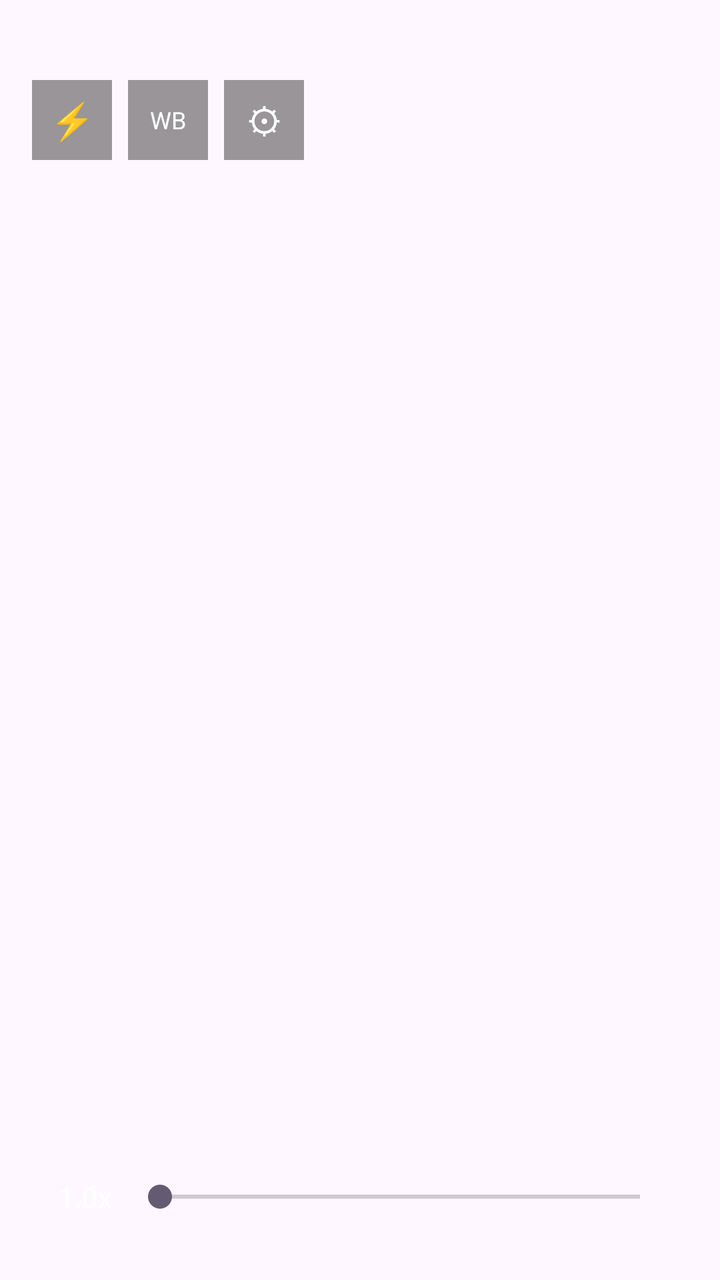
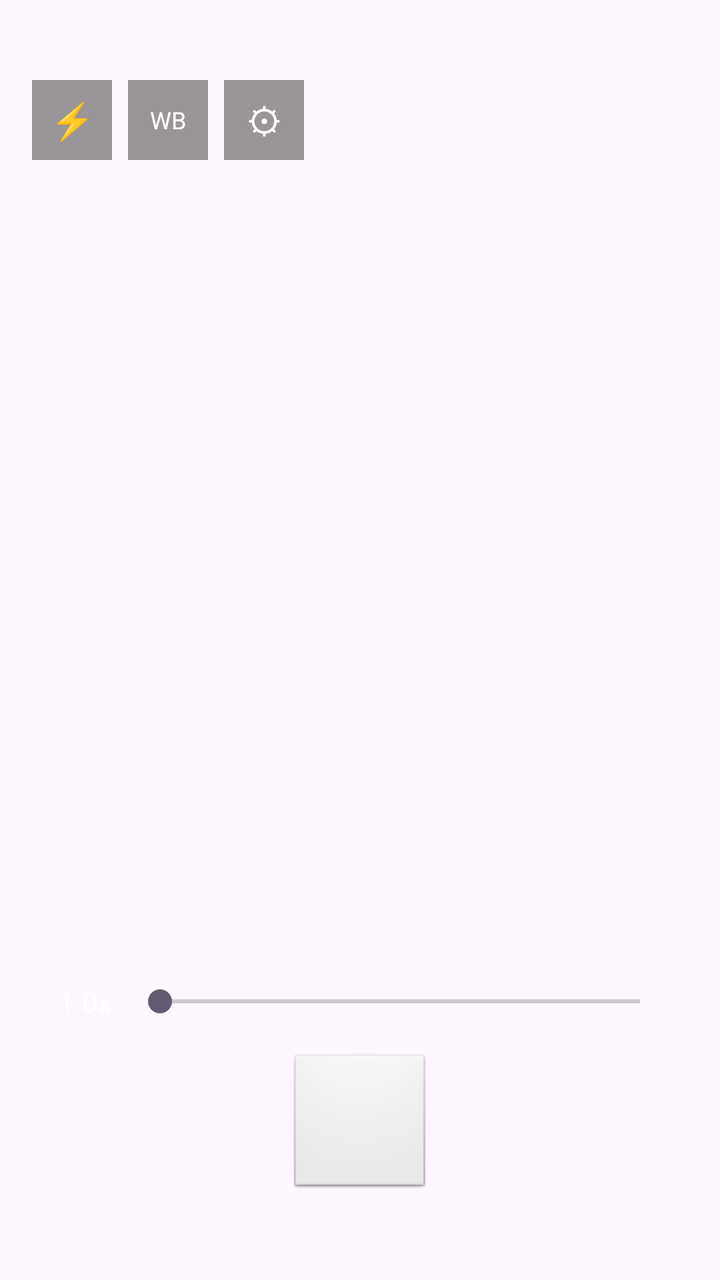

The first picture is an Android layout as it rendered before a commit; the second is the same layout after the commit. The layout source and the unified diff follow.
<!-- AndroidManifest.xml: application theme Theme.AgXCam -->
<!-- res/layout/activity_main.xml -->
<?xml version="1.0" encoding="utf-8"?>
<FrameLayout xmlns:android="http://schemas.android.com/apk/res/android"
    xmlns:tools="http://schemas.android.com/tools"
    android:id="@+id/main"
    android:layout_width="match_parent"
    android:layout_height="match_parent"
    tools:context=".MainActivity">

    <TextureView
        android:id="@+id/preview_texture"
        android:layout_width="match_parent"
        android:layout_height="match_parent" />

    <TextView
        android:id="@+id/dev_banner"
        android:layout_width="wrap_content"
        android:layout_height="wrap_content"
        android:layout_gravity="top|center_horizontal"
        android:layout_marginTop="8dp"
        android:background="#AA000000"
        android:paddingHorizontal="12dp"
        android:paddingVertical="4dp"
        android:text="Development Mode: Formed stream. Colors will be incorrect until RAW_SENSOR is available."
        android:textColor="#FFFFAA00"
        android:textSize="11sp"
        android:visibility="gone" />

    
    <LinearLayout
        android:layout_width="wrap_content"
        android:layout_height="wrap_content"
        android:layout_gravity="top|start"
        android:layout_marginStart="16dp"
        android:layout_marginTop="40dp"
        android:orientation="horizontal"
        android:gravity="center_vertical">

        <TextView
            android:id="@+id/flash_button"
            android:layout_width="40dp"
            android:layout_height="40dp"
            android:background="#66000000"
            android:gravity="center"
            android:text="⚡"
            android:textColor="#FFFFFF"
            android:textSize="18sp"
            android:clickable="true"
            android:focusable="true" />

        <TextView
            android:id="@+id/wb_button"
            android:layout_width="40dp"
            android:layout_height="40dp"
            android:layout_marginStart="8dp"
            android:background="#66000000"
            android:gravity="center"
            android:text="WB"
            android:textColor="#FFFFFF"
            android:textSize="12sp"
            android:clickable="true"
            android:focusable="true" />

        <TextView
            android:id="@+id/settings_button"
            android:layout_width="40dp"
            android:layout_height="40dp"
            android:layout_marginStart="8dp"
            android:background="#66000000"
            android:gravity="center"
            android:text="⚙"
            android:textColor="#FFFFFF"
            android:textSize="18sp"
            android:clickable="true"
            android:focusable="true" />
    </LinearLayout>

    
    <LinearLayout
        android:layout_width="match_parent"
        android:layout_height="wrap_content"
        android:layout_gravity="bottom"
        android:orientation="vertical"
        android:padding="16dp">

        <LinearLayout
            android:layout_width="match_parent"
            android:layout_height="wrap_content"
            android:orientation="horizontal"
            android:gravity="center_vertical"
            android:layout_marginBottom="8dp">

            <TextView
                android:id="@+id/zoom_label"
                android:layout_width="wrap_content"
                android:layout_height="wrap_content"
                android:text="1.0x"
                android:textColor="#FFFFFF"
                android:textSize="14sp"
                android:minWidth="40dp"
                android:gravity="end" />

            <SeekBar
                android:id="@+id/zoom_slider"
                android:layout_width="0dp"
                android:layout_height="wrap_content"
                android:layout_weight="1"
                android:layout_marginHorizontal="8dp"
                android:min="0"
                android:max="400"
                android:progress="0" />
        </LinearLayout>

        <LinearLayout
            android:id="@+id/lens_selector"
            android:layout_width="wrap_content"
            android:layout_height="wrap_content"
            android:layout_gravity="center_horizontal"
            android:orientation="horizontal"
            android:layout_marginBottom="8dp" />
    </LinearLayout>

    
    <ScrollView
        android:id="@+id/settings_panel"
        android:layout_width="320dp"
        android:layout_height="match_parent"
        android:layout_gravity="end"
        android:background="#CC111111"
        android:padding="12dp"
        android:visibility="gone"
        android:fillViewport="true">

        <LinearLayout
            android:layout_width="match_parent"
            android:layout_height="wrap_content"
            android:orientation="vertical">

            
            <TextView
                android:layout_width="wrap_content"
                android:layout_height="wrap_content"
                android:text="Preset"
                android:textColor="#FFAAAAAA"
                android:textSize="11sp"
                android:layout_marginBottom="4dp" />

            <LinearLayout
                android:layout_width="match_parent"
                android:layout_height="wrap_content"
                android:orientation="horizontal"
                android:gravity="center_vertical"
                android:layout_marginBottom="4dp">

                <Spinner
                    android:id="@+id/preset_spinner"
                    android:layout_width="0dp"
                    android:layout_height="36dp"
                    android:layout_weight="1"
                    android:background="#444444"
                    android:popupBackground="#333333" />

                <TextView
                    android:id="@+id/preset_save_btn"
                    android:layout_width="wrap_content"
                    android:layout_height="32dp"
                    android:layout_marginStart="6dp"
                    android:background="#444444"
                    android:gravity="center"
                    android:text="Save"
                    android:textColor="#FFFFFFFF"
                    android:textSize="11sp"
                    android:paddingHorizontal="10dp"
                    android:clickable="true"
                    android:focusable="true" />

                <TextView
                    android:id="@+id/preset_delete_btn"
                    android:layout_width="wrap_content"
                    android:layout_height="32dp"
                    android:layout_marginStart="4dp"
                    android:background="#444444"
                    android:gravity="center"
                    android:text="Del"
                    android:textColor="#FFFF6666"
                    android:textSize="11sp"
                    android:paddingHorizontal="10dp"
                    android:clickable="true"
                    android:focusable="true" />
            </LinearLayout>

            <LinearLayout
                android:layout_width="match_parent"
                android:layout_height="wrap_content"
                android:orientation="horizontal"
                android:gravity="center_vertical"
                android:layout_marginBottom="8dp">

                <TextView
                    android:id="@+id/preset_rename_btn"
                    android:layout_width="wrap_content"
                    android:layout_height="32dp"
                    android:background="#444444"
                    android:gravity="center"
                    android:text="Rename"
                    android:textColor="#FFFFFFFF"
                    android:textSize="11sp"
                    android:paddingHorizontal="10dp"
                    android:clickable="true"
                    android:focusable="true" />

                <TextView
                    android:id="@+id/preset_reset_btn"
                    android:layout_width="wrap_content"
                    android:layout_height="32dp"
                    android:layout_marginStart="4dp"
                    android:background="#444444"
                    android:gravity="center"
                    android:text="Reset"
                    android:textColor="#FFFFFFFF"
                    android:textSize="11sp"
                    android:paddingHorizontal="10dp"
                    android:clickable="true"
                    android:focusable="true" />
            </LinearLayout>

            <View android:layout_width="match_parent" android:layout_height="1dp" android:background="#333333" android:layout_marginBottom="8dp" />

            
            <TextView android:layout_width="wrap_content" android:layout_height="wrap_content" android:text="Curve" android:textColor="#FFAAAAAA" android:textSize="11sp" android:layout_marginBottom="4dp" />

            <TextView android:id="@+id/contrast_label" android:layout_width="match_parent" android:layout_height="wrap_content" android:text="Contrast  2.4" android:textColor="#FFFFFFFF" android:textSize="11sp" />
            <SeekBar android:id="@+id/contrast_slider" android:layout_width="match_parent" android:layout_height="wrap_content" android:min="0" android:max="26" android:progress="10" android:layout_marginBottom="4dp" />

            <TextView android:id="@+id/toe_label" android:layout_width="match_parent" android:layout_height="wrap_content" android:text="Toe  1.5" android:textColor="#FFFFFFFF" android:textSize="11sp" />
            <SeekBar android:id="@+id/toe_slider" android:layout_width="match_parent" android:layout_height="wrap_content" android:min="0" android:max="93" android:progress="8" android:layout_marginBottom="4dp" />

            <TextView android:id="@+id/shoulder_label" android:layout_width="match_parent" android:layout_height="wrap_content" android:text="Shoulder  1.5" android:textColor="#FFFFFFFF" android:textSize="11sp" />
            <SeekBar android:id="@+id/shoulder_slider" android:layout_width="match_parent" android:layout_height="wrap_content" android:min="0" android:max="93" android:progress="8" android:layout_marginBottom="8dp" />

            <View android:layout_width="match_parent" android:layout_height="1dp" android:background="#333333" android:layout_marginBottom="8dp" />

            
            <LinearLayout android:layout_width="match_parent" android:layout_height="wrap_content" android:orientation="horizontal" android:gravity="center_vertical" android:layout_marginBottom="4dp">
                <TextView android:layout_width="0dp" android:layout_height="wrap_content" android:layout_weight="1" android:text="Inset Primaries" android:textColor="#FFAAAAAA" android:textSize="11sp" />
                <CheckBox android:id="@+id/use_pre_for_post_cb" android:layout_width="wrap_content" android:layout_height="wrap_content" android:text="Use Pre for Post" android:textColor="#FFFFFFFF" android:textSize="10sp" android:checked="true" />
            </LinearLayout>

            <TextView android:id="@+id/inset_rot_r_label" android:layout_width="match_parent" android:layout_height="wrap_content" android:text="RGB Rot R  0.037" android:textColor="#FFFFFFFF" android:textSize="11sp" />
            <SeekBar android:id="@+id/inset_rot_r_slider" android:layout_width="match_parent" android:layout_height="wrap_content" android:min="0" android:max="524" android:progress="268" android:layout_marginBottom="2dp" />

            <TextView android:id="@+id/inset_rot_g_label" android:layout_width="match_parent" android:layout_height="wrap_content" android:text="RGB Rot G  -0.021" android:textColor="#FFFFFFFF" android:textSize="11sp" />
            <SeekBar android:id="@+id/inset_rot_g_slider" android:layout_width="match_parent" android:layout_height="wrap_content" android:min="0" android:max="524" android:progress="253" android:layout_marginBottom="2dp" />

            <TextView android:id="@+id/inset_rot_b_label" android:layout_width="match_parent" android:layout_height="wrap_content" android:text="RGB Rot B  -0.053" android:textColor="#FFFFFFFF" android:textSize="11sp" />
            <SeekBar android:id="@+id/inset_rot_b_slider" android:layout_width="match_parent" android:layout_height="wrap_content" android:min="0" android:max="524" android:progress="236" android:layout_marginBottom="4dp" />

            <TextView android:id="@+id/inset_pur_r_label" android:layout_width="match_parent" android:layout_height="wrap_content" android:text="Purity R  33.0" android:textColor="#FFFFFFFF" android:textSize="11sp" />
            <SeekBar android:id="@+id/inset_pur_r_slider" android:layout_width="match_parent" android:layout_height="wrap_content" android:min="0" android:max="600" android:progress="330" android:layout_marginBottom="2dp" />

            <TextView android:id="@+id/inset_pur_g_label" android:layout_width="match_parent" android:layout_height="wrap_content" android:text="Purity G  28.1" android:textColor="#FFFFFFFF" android:textSize="11sp" />
            <SeekBar android:id="@+id/inset_pur_g_slider" android:layout_width="match_parent" android:layout_height="wrap_content" android:min="0" android:max="600" android:progress="281" android:layout_marginBottom="2dp" />

            <TextView android:id="@+id/inset_pur_b_label" android:layout_width="match_parent" android:layout_height="wrap_content" android:text="Purity B  12.5" android:textColor="#FFFFFFFF" android:textSize="11sp" />
            <SeekBar android:id="@+id/inset_pur_b_slider" android:layout_width="match_parent" android:layout_height="wrap_content" android:min="0" android:max="600" android:progress="125" android:layout_marginBottom="8dp" />

            
            <LinearLayout android:id="@+id/outset_section" android:layout_width="match_parent" android:layout_height="wrap_content" android:orientation="vertical" android:visibility="gone">
                <View android:layout_width="match_parent" android:layout_height="1dp" android:background="#333333" android:layout_marginBottom="8dp" />
                <TextView android:layout_width="wrap_content" android:layout_height="wrap_content" android:text="Outset Primaries" android:textColor="#FFAAAAAA" android:textSize="11sp" android:layout_marginBottom="4dp" />

                <TextView android:id="@+id/outset_rot_r_label" android:layout_width="match_parent" android:layout_height="wrap_content" android:text="Rev Rot R  0.0" android:textColor="#FFFFFFFF" android:textSize="11sp" />
                <SeekBar android:id="@+id/outset_rot_r_slider" android:layout_width="match_parent" android:layout_height="wrap_content" android:min="0" android:max="524" android:progress="262" android:layout_marginBottom="2dp" />

                <TextView android:id="@+id/outset_rot_g_label" android:layout_width="match_parent" android:layout_height="wrap_content" android:text="Rev Rot G  0.0" android:textColor="#FFFFFFFF" android:textSize="11sp" />
                <SeekBar android:id="@+id/outset_rot_g_slider" android:layout_width="match_parent" android:layout_height="wrap_content" android:min="0" android:max="524" android:progress="262" android:layout_marginBottom="2dp" />

                <TextView android:id="@+id/outset_rot_b_label" android:layout_width="match_parent" android:layout_height="wrap_content" android:text="Rev Rot B  0.0" android:textColor="#FFFFFFFF" android:textSize="11sp" />
                <SeekBar android:id="@+id/outset_rot_b_slider" android:layout_width="match_parent" android:layout_height="wrap_content" android:min="0" android:max="524" android:progress="262" android:layout_marginBottom="4dp" />

                <TextView android:id="@+id/outset_pur_r_label" android:layout_width="match_parent" android:layout_height="wrap_content" android:text="Restore R  32.3" android:textColor="#FFFFFFFF" android:textSize="11sp" />
                <SeekBar android:id="@+id/outset_pur_r_slider" android:layout_width="match_parent" android:layout_height="wrap_content" android:min="0" android:max="600" android:progress="323" android:layout_marginBottom="2dp" />

                <TextView android:id="@+id/outset_pur_g_label" android:layout_width="match_parent" android:layout_height="wrap_content" android:text="Restore G  28.3" android:textColor="#FFFFFFFF" android:textSize="11sp" />
                <SeekBar android:id="@+id/outset_pur_g_slider" android:layout_width="match_parent" android:layout_height="wrap_content" android:min="0" android:max="600" android:progress="283" android:layout_marginBottom="2dp" />

                <TextView android:id="@+id/outset_pur_b_label" android:layout_width="match_parent" android:layout_height="wrap_content" android:text="Restore B  3.7" android:textColor="#FFFFFFFF" android:textSize="11sp" />
                <SeekBar android:id="@+id/outset_pur_b_slider" android:layout_width="match_parent" android:layout_height="wrap_content" android:min="0" android:max="600" android:progress="37" android:layout_marginBottom="4dp" />

                <TextView
                    android:id="@+id/copy_inset_to_outset_btn"
                    android:layout_width="wrap_content"
                    android:layout_height="32dp"
                    android:background="#444444"
                    android:gravity="center"
                    android:text="Copy Inset to Outset"
                    android:textColor="#FFFFFFFF"
                    android:textSize="11sp"
                    android:paddingHorizontal="10dp"
                    android:layout_marginBottom="8dp"
                    android:clickable="true"
                    android:focusable="true" />
            </LinearLayout>

            <View android:layout_width="match_parent" android:layout_height="1dp" android:background="#333333" android:layout_marginBottom="8dp" />

            
            <TextView android:layout_width="wrap_content" android:layout_height="wrap_content" android:text="Tinting" android:textColor="#FFAAAAAA" android:textSize="11sp" android:layout_marginBottom="4dp" />

            <TextView android:id="@+id/tinting_scale_label" android:layout_width="match_parent" android:layout_height="wrap_content" android:text="Scale  0.00" android:textColor="#FFFFFFFF" android:textSize="11sp" />
            <SeekBar android:id="@+id/tinting_scale_slider" android:layout_width="match_parent" android:layout_height="wrap_content" android:min="0" android:max="400" android:progress="200" android:layout_marginBottom="4dp" />

            <TextView android:id="@+id/tinting_hue_label" android:layout_width="match_parent" android:layout_height="wrap_content" android:text="Hue  0.00" android:textColor="#FFFFFFFF" android:textSize="11sp" />
            <SeekBar android:id="@+id/tinting_hue_slider" android:layout_width="match_parent" android:layout_height="wrap_content" android:min="0" android:max="628" android:progress="314" android:layout_marginBottom="8dp" />

            <View android:layout_width="match_parent" android:layout_height="1dp" android:background="#333333" android:layout_marginBottom="8dp" />

            
            <TextView android:layout_width="wrap_content" android:layout_height="wrap_content" android:text="Noise Reduction" android:textColor="#FFAAAAAA" android:textSize="11sp" android:layout_marginBottom="4dp" />

            <TextView android:id="@+id/nr_label" android:layout_width="match_parent" android:layout_height="wrap_content" android:text="NR Strength  0.0" android:textColor="#FFFFFFFF" android:textSize="11sp" />
            <SeekBar android:id="@+id/nr_slider" android:layout_width="match_parent" android:layout_height="wrap_content" android:min="0" android:max="100" android:progress="0" android:layout_marginBottom="8dp" />

            <View android:layout_width="match_parent" android:layout_height="1dp" android:background="#333333" android:layout_marginBottom="8dp" />

            
            <TextView android:layout_width="wrap_content" android:layout_height="wrap_content" android:text="White Balance" android:textColor="#FFAAAAAA" android:textSize="11sp" android:layout_marginBottom="4dp" />

            <TextView android:id="@+id/kelvin_label" android:layout_width="match_parent" android:layout_height="wrap_content" android:text="Kelvin  5500K" android:textColor="#FFFFFFFF" android:textSize="11sp" />
            <SeekBar android:id="@+id/kelvin_slider" android:layout_width="match_parent" android:layout_height="wrap_content" android:min="0" android:max="80" android:progress="35" android:layout_marginBottom="4dp" />

            <TextView android:id="@+id/tint_label" android:layout_width="match_parent" android:layout_height="wrap_content" android:text="Tint  0" android:textColor="#FFFFFFFF" android:textSize="11sp" />
            <SeekBar android:id="@+id/tint_slider" android:layout_width="match_parent" android:layout_height="wrap_content" android:min="0" android:max="200" android:progress="100" android:layout_marginBottom="8dp" />

            <View android:layout_width="match_parent" android:layout_height="1dp" android:background="#333333" android:layout_marginBottom="8dp" />

            
            <TextView android:layout_width="wrap_content" android:layout_height="wrap_content" android:text="Photo Output" android:textColor="#FFAAAAAA" android:textSize="11sp" android:layout_marginBottom="4dp" />

            <TextView android:id="@+id/jpeg_label" android:layout_width="match_parent" android:layout_height="wrap_content" android:text="JPEG Quality  85" android:textColor="#FFFFFFFF" android:textSize="11sp" />
            <SeekBar android:id="@+id/jpeg_slider" android:layout_width="match_parent" android:layout_height="wrap_content" android:min="1" android:max="100" android:progress="85" android:layout_marginBottom="4dp" />

            <Spinner
                android:id="@+id/resolution_spinner"
                android:layout_width="match_parent"
                android:layout_height="36dp"
                android:background="#444444"
                android:popupBackground="#333333"
                android:layout_marginBottom="16dp" />

        </LinearLayout>
    </ScrollView>

</FrameLayout>
<!-- resources referenced by this layout -->
<resources>
  <style name="Theme.AgXCam" parent="Base.Theme.AgXCam" />
  <style name="Base.Theme.AgXCam" parent="Theme.Material3.DayNight.NoActionBar">
          
          
      </style>
</resources>

<!-- the commit's change to res/layout/activity_main.xml (unified diff, before → after) -->
@@ -117,7 +117,64 @@
             android:layout_gravity="center_horizontal"
             android:orientation="horizontal"
             android:layout_marginBottom="8dp" />
+
+        
+        <FrameLayout
+            android:layout_width="wrap_content"
+            android:layout_height="wrap_content"
+            android:layout_gravity="center_horizontal"
+            android:layout_marginBottom="8dp">
+
+            <TextView
+                android:id="@+id/shutter_button"
+                android:layout_width="72dp"
+                android:layout_height="72dp"
+                android:background="@android:drawable/btn_default"
+                android:gravity="center"
+                android:text="  "
+                android:textColor="#FFFFFFFF"
+                android:textSize="24sp"
+                android:clickable="true"
+                android:focusable="true" />
+
+            <TextView
+                android:id="@+id/cooldown_text"
+                android:layout_width="72dp"
+                android:layout_height="72dp"
+                android:gravity="center"
+                android:text=""
+                android:textColor="#FFFFAA00"
+                android:textSize="16sp"
+                android:visibility="gone"
+                android:background="#66000000" />
+        </FrameLayout>
+
+        <TextView
+            android:id="@+id/shutter_state_label"
+            android:layout_width="wrap_content"
+            android:layout_height="wrap_content"
+            android:layout_gravity="center_horizontal"
+            android:text=""
+            android:textColor="#88FFFFFF"
+            android:textSize="10sp"
+            android:layout_marginBottom="4dp" />
     </LinearLayout>
+
+    
+    <TextView
+        android:id="@+id/thermal_indicator"
+        android:layout_width="wrap_content"
+        android:layout_height="wrap_content"
+        android:layout_gravity="top|end"
+        android:layout_marginTop="40dp"
+        android:layout_marginEnd="16dp"
+        android:background="#66000000"
+        android:paddingHorizontal="8dp"
+        android:paddingVertical="4dp"
+        android:text=""
+        android:textColor="#FFFFFFFF"
+        android:textSize="10sp"
+        android:visibility="gone" />
 
     
     <ScrollView
